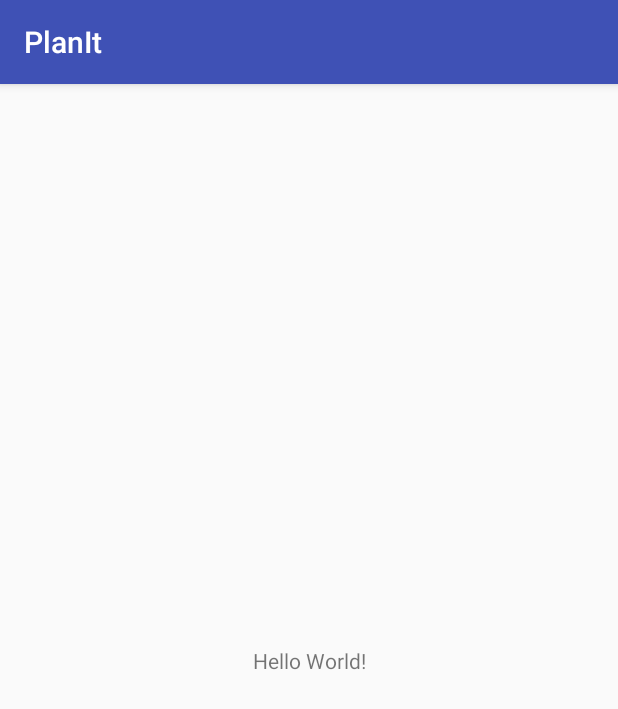
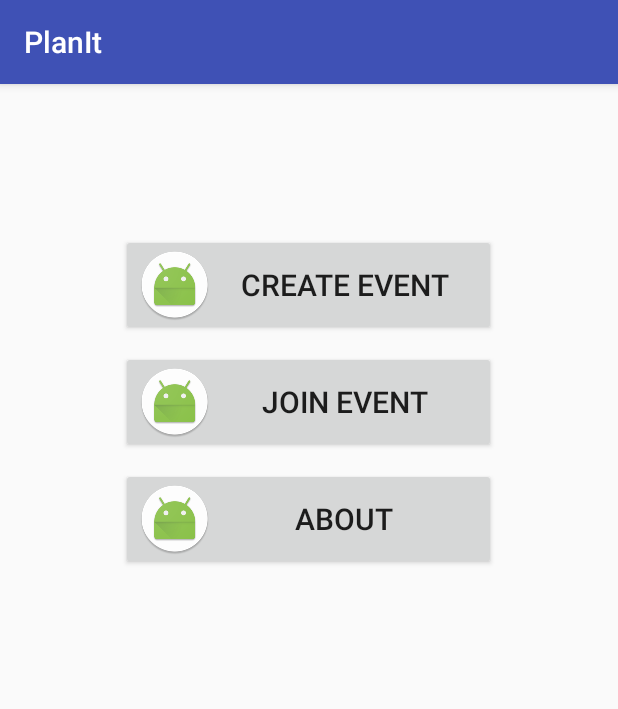
Before and after one commit to VinayVi/PlanIt2, an Android app: the screen it shows after launch (MainActivity), on a phone screen of 412 x 824 dp. Shown: the top 709 px of the screen. Run offline under Robolectric (Android 15) with nearby library versions, the phone set to English and light mode, and no system bars.

Commit message:
added other files

```diff
--- a/app/src/main/res/layout/activity_main.xml
+++ b/app/src/main/res/layout/activity_main.xml
@@ -1,18 +1,39 @@
-<?xml version="1.0" encoding="utf-8"?>
-<android.support.constraint.ConstraintLayout xmlns:android="http://schemas.android.com/apk/res/android"
-    xmlns:app="http://schemas.android.com/apk/res-auto"
+<RelativeLayout xmlns:android="http://schemas.android.com/apk/res/android"
     xmlns:tools="http://schemas.android.com/tools"
-    android:layout_width="match_parent"
-    android:layout_height="match_parent"
-    tools:context="com.pterabit.planit.MainActivity">
+    android:layout_width="fill_parent"
+    android:layout_height="fill_parent" >
 
-    <TextView
-        android:layout_width="wrap_content"
+    <Button
+        android:id="@+id/CreateEvent"
+        android:layout_width="@dimen/main_activity_button_width"
         android:layout_height="wrap_content"
-        android:text="Hello World!"
-        app:layout_constraintBottom_toBottomOf="parent"
-        app:layout_constraintLeft_toLeftOf="parent"
-        app:layout_constraintRight_toRightOf="parent"
-        app:layout_constraintTop_toTopOf="parent" />
+        android:layout_alignParentTop="true"
+        android:layout_centerHorizontal="true"
+        android:layout_marginTop="100dp"
+        android:drawableLeft="@mipmap/ic_launcher_round"
+        android:text="@string/create_event"
+        android:textSize="20sp" />
 
-</android.support.constraint.ConstraintLayout>
+    <Button
+        android:id="@+id/JoinEvent"
+        android:layout_below="@id/CreateEvent"
+        android:layout_width="@dimen/main_activity_button_width"
+        android:layout_height="wrap_content"
+        android:layout_centerHorizontal="true"
+        android:layout_marginTop="10dp"
+        android:drawableLeft="@mipmap/ic_launcher_round"
+        android:text="@string/join_event"
+        android:textSize="20sp" />
+
+    <Button
+        android:id="@+id/About"
+        android:layout_below="@id/JoinEvent"
+        android:layout_width="@dimen/main_activity_button_width"
+        android:layout_height="wrap_content"
+        android:layout_centerHorizontal="true"
+        android:layout_marginTop="10dp"
+        android:drawableLeft="@mipmap/ic_launcher_round"
+        android:text="@string/about"
+        android:textSize="20sp" />
+
+</RelativeLayout>
--- /dev/null
+++ b/app/src/main/res/values/dimen.xml
@@ -0,0 +1,4 @@
+<?xml version="1.0" encoding="utf-8"?>
+<resources>
+    <dimen name="main_activity_button_width">250dp</dimen>
+</resources>
--- a/app/src/main/res/values/strings.xml
+++ b/app/src/main/res/values/strings.xml
@@ -1,3 +1,6 @@
 <resources>
     <string name="app_name">PlanIt</string>
+    <string name="create_event">Create Event</string>
+    <string name="join_event">Join Event</string>
+    <string name="about">About</string>
 </resources>
--- /dev/null
+++ b/build.gradle
@@ -0,0 +1,23 @@
+// Top-level build file where you can add configuration options common to all sub-projects/modules.
+
+buildscript {
+    repositories {
+        jcenter()
+    }
+    dependencies {
+        classpath 'com.android.tools.build:gradle:2.3.1'
+
+        // NOTE: Do not place your application dependencies here; they belong
+        // in the individual module build.gradle files
+    }
+}
+
+allprojects {
+    repositories {
+        jcenter()
+    }
+}
+
+task clean(type: Delete) {
+    delete rootProject.buildDir
+}
--- /dev/null
+++ b/gradle.properties
@@ -0,0 +1,17 @@
+# Project-wide Gradle settings.
+
+# IDE (e.g. Android Studio) users:
+# Gradle settings configured through the IDE *will override*
+# any settings specified in this file.
+
+# For more details on how to configure your build environment visit
+# http://www.gradle.org/docs/current/userguide/build_environment.html
+
+# Specifies the JVM arguments used for the daemon process.
+# The setting is particularly useful for tweaking memory settings.
+org.gradle.jvmargs=-Xmx1536m
+
+# When configured, Gradle will run in incubating parallel mode.
+# This option should only be used with decoupled projects. More details, visit
+# http://www.gradle.org/docs/current/userguide/multi_project_builds.html#sec:decoupled_projects
+# org.gradle.parallel=true
--- /dev/null
+++ b/settings.gradle
@@ -0,0 +1 @@
+include ':app'
```
Also changed, not shown: gradle/wrapper/gradle-wrapper.properties (added), 10 other files.
